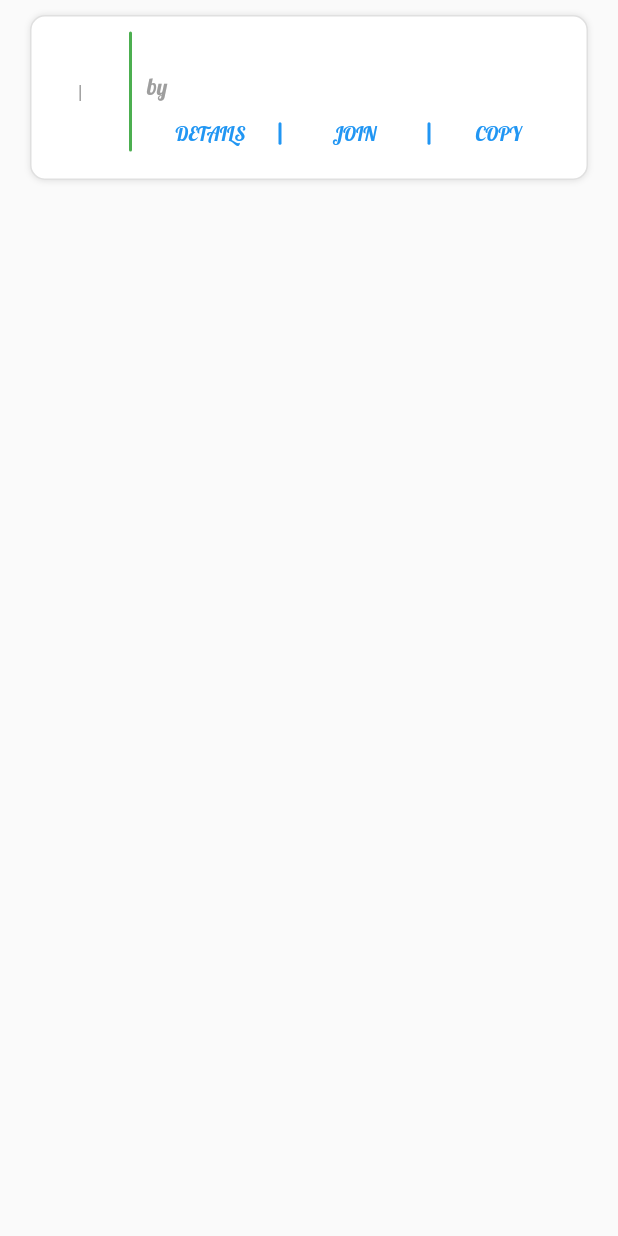
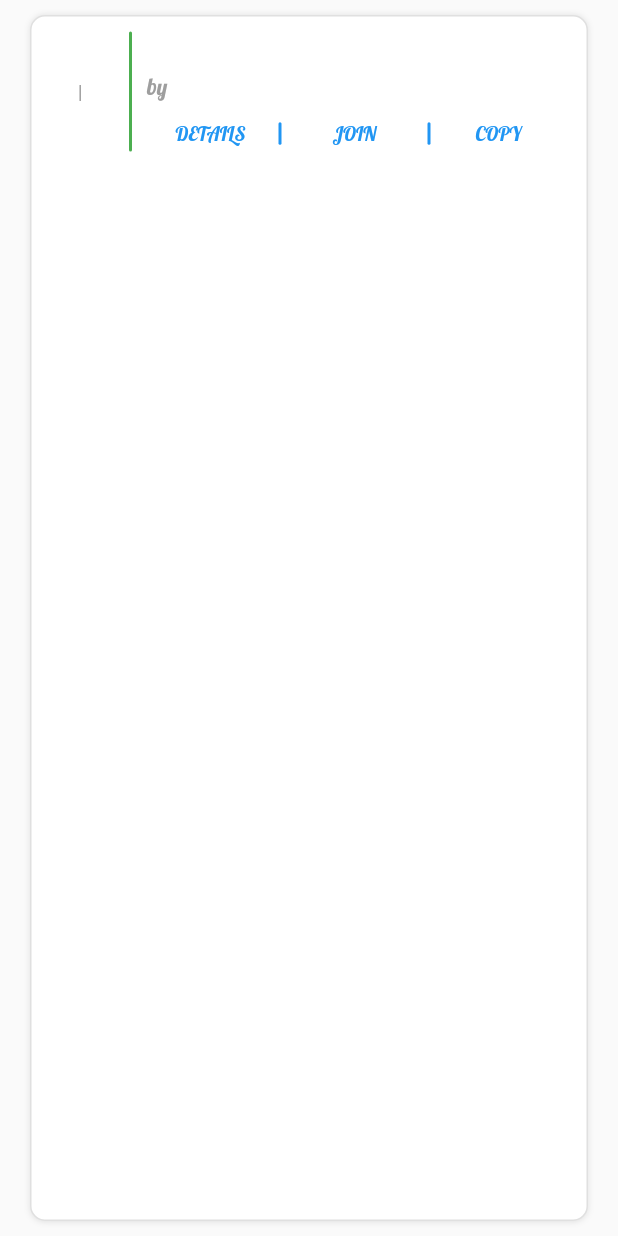
Before and after one commit to LaayaK/LaayakApp, a Flutter app: what lectureCard() shows on an empty page, opened directly with empty values, on a phone screen of 412 x 824 dp. Run offline on Flutter 3.47's test engine with Material 2 defaults, Android fonts, the phone set to English and light mode, and no system bars; our stand-ins replace cloud_firestore, firebase_auth, firebase_messaging, shared_preferences; accounts and stored records are empty.

Commit message:
Added 5 commits

```diff
--- a/lib/widgets/widgets.dart
+++ b/lib/widgets/widgets.dart
@@ -15,7 +15,7 @@ Widget lectureCard(BuildContext context, dynamic data) {
   return Container(
     margin: EdgeInsets.symmetric(horizontal: 20, vertical: 10),
     padding: EdgeInsets.symmetric(horizontal: 10, vertical: 10),
-    height: 110,
+//    height: 110,
     decoration: BoxDecoration(
       borderRadius: BorderRadius.all(
         Radius.circular(10),
```
